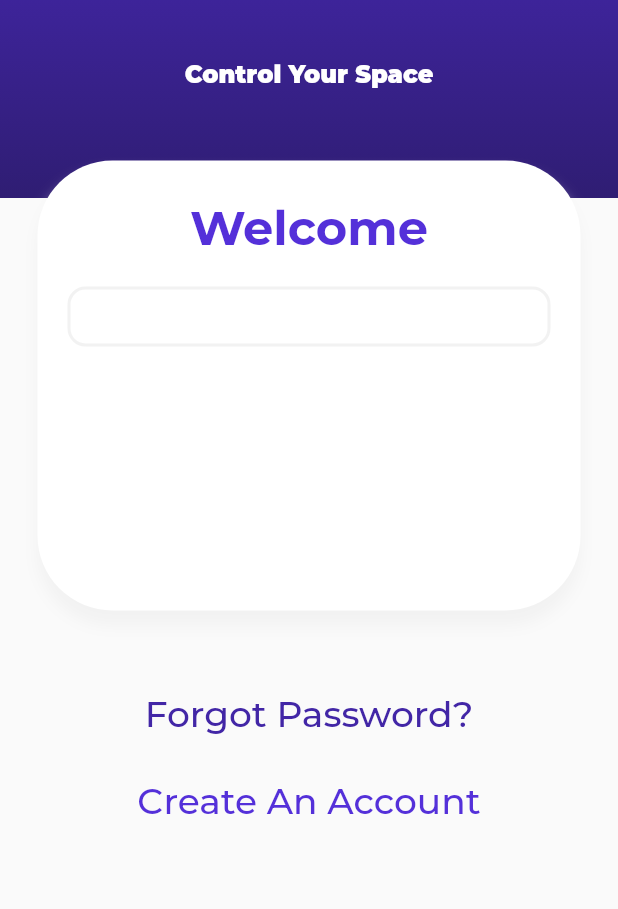
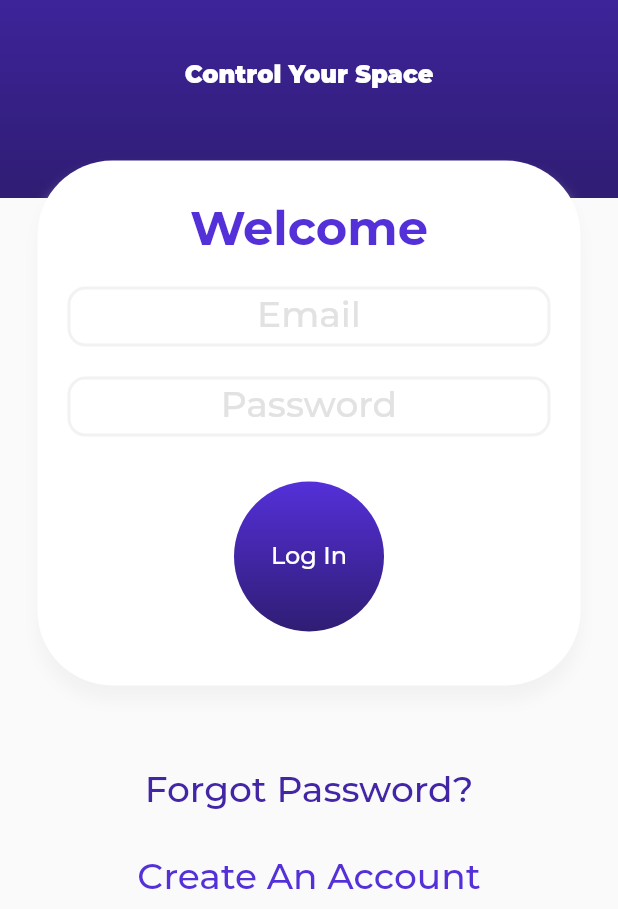
Before and after one commit to AntonioJrDeveloper/smart_home, a Flutter app: the screen it shows after launch, on a phone screen of 412 x 824 dp, the part 327-1236 px from its top. Run offline on Flutter 3.47's test engine with Material 2 defaults, Android fonts, the phone set to English and light mode, and no system bars; our stand-ins replace gap; project files that could hold a hidden picture were left out.

Commit message:
Se termino de añadir los input de email y psw, asi mismo se comenzo con el button de login

```diff
--- a/lib/design/colors.dart
+++ b/lib/design/colors.dart
@@ -11,6 +11,7 @@ class SmartHomeColors {
   static const Color brandTertiaryColor = Color.fromRGBO(47, 29, 115, 1);
   static const Color cardsColor = Color.fromRGBO(102, 109, 242, 1);
   static const Color brandLightDividerColor = Color.fromRGBO(242, 242, 242, 1);
+  static const Color brandLightInputColor = Color.fromRGBO(227, 226, 226, 1);
   static const Color brandLightColor = Colors.white;
   static const Color brandLightControlColor = Color.fromRGBO(125, 215, 255, 1);
 }
--- a/lib/design/copys.dart
+++ b/lib/design/copys.dart
@@ -10,4 +10,13 @@ class SmartHomeCopys {
   static const String youGoing = 'What are you going to do ?';
   static const String temperature = 'Temperature';
   static const String roomsHouse = 'Rooms of the house';
+  static const String userEmailInputLabel = 'Email';
+  static const String userPswInputLabel = 'Password';
 }
+
+class SmartHomeErrors {
+  SmartHomeErrors._();
+  static const String userEmailError = 'Ingrese un email';
+  static const String userEmailErrorLen = 'Ingrese un email valido';
+  static const String userPswError = 'Verifique su contraseña';
+}
--- /dev/null
+++ b/lib/pages/helpers/validate_email.dart
@@ -0,0 +1,6 @@
+bool validateEmail(String value) {
+  String pattern =
+      r'^(([^<>()[\]\\.,;:\s@\"]+(\.[^<>()[\]\\.,;:\s@\"]+)*)|(\".+\"))@((\[[0-9]{1,3}\.[0-9]{1,3}\.[0-9]{1,3}\.[0-9]{1,3}\])|(([a-zA-Z\-0-9]+\.)+[a-zA-Z]{2,}))$';
+  RegExp regex = RegExp(pattern);
+  return (!regex.hasMatch(value)) ? false : true;
+}
--- a/lib/pages/log_in_page.dart
+++ b/lib/pages/log_in_page.dart
@@ -3,6 +3,7 @@ import 'package:flutter/material.dart';
 import 'package:gap/gap.dart';
 
 import 'package:smart_home/design/designs.dart';
+import 'package:smart_home/pages/helpers/validate_email.dart';
 
 class LogInPage extends StatelessWidget {
   const LogInPage({Key? key}) : super(key: key);
@@ -64,7 +65,7 @@ class LogInGroup extends StatelessWidget {
       Container(
         transform: Matrix4.translationValues(0, -25, 0),
         margin: const EdgeInsets.only(left: 25, right: 25),
-        height: 300,
+        height: 350,
         decoration: const BoxDecoration(
             color: SmartHomeColors.brandLightColor,
             borderRadius: BorderRadius.all(SmartHomeRadius.small),
@@ -83,27 +84,156 @@ class LogInGroup extends StatelessWidget {
                 .copyWith(
                     color: SmartHomeColors.brandPrimaryColor, fontSize: 32),
           ),
-          Form(
+          const FromGroup(),
+        ]),
+      ),
+    ]);
+  }
+}
+
+class FromGroup extends StatefulWidget {
+  const FromGroup({
+    super.key,
+  });
+
+  @override
+  State<FromGroup> createState() => _FromGroupState();
+}
+
+class _FromGroupState extends State<FromGroup> {
+  final _formLoginKey = GlobalKey<FormState>();
+  TextEditingController userEmailInputController = TextEditingController();
+  late String userEmail;
+  late BoxDecoration userEmailContainerDecoration;
+  late BoxDecoration pswContainerDecoration;
+  final defaultInputBorder = InputBorder.none;
+  final defaultCotainerInputDecoration = BoxDecoration(
+    color: SmartHomeColors.brandLightColor,
+    border: Border.all(color: SmartHomeColors.brandLightDividerColor, width: 2),
+    borderRadius: const BorderRadius.all(SmartHomeRadius.xs),
+  );
+  final activeContainerInputDecoration = BoxDecoration(
+    color: SmartHomeColors.brandLightColor,
+    border: Border.all(color: SmartHomeColors.brandPrimaryColor, width: 2),
+    borderRadius: const BorderRadius.all(SmartHomeRadius.xs),
+  );
+  final defaultInputLabelTheme = SmartHomeThemes
+      .defaultTheme.textTheme.bodySmall!
+      .copyWith(color: SmartHomeColors.brandLightInputColor, fontSize: 24);
+
+  @override
+  void initState() {
+    // TODO: implement initState
+    super.initState();
+    userEmailContainerDecoration = defaultCotainerInputDecoration;
+    pswContainerDecoration = defaultCotainerInputDecoration;
+  }
+
+  @override
+  Widget build(BuildContext context) {
+    return Form(
+        key: _formLoginKey,
         child: Container(
           margin: const EdgeInsets.symmetric(vertical: 20, horizontal: 45),
           child: Column(
             children: <Widget>[
               Container(
+                key: const Key('container-email'),
                 height: 40,
+                decoration: userEmailContainerDecoration,
+                child: TextFormField(
+                  key: const Key('input-email'),
+                  style: SmartHomeThemes.defaultTheme.textTheme.bodySmall,
+                  validator: (value) => validateEmail(value!)
+                      ? value
+                      : SmartHomeErrors.userEmailError,
+                  onTap: () {
+                    setState(() {
+                      userEmailContainerDecoration =
+                          activeContainerInputDecoration;
+                      pswContainerDecoration = defaultCotainerInputDecoration;
+                    });
+                  },
+                  onTapOutside: (event) {
+                    setState(() {
+                      userEmailContainerDecoration =
+                          defaultCotainerInputDecoration;
+                    });
+                  },
+                  onSaved: (userEmailValue) {
+                    userEmail = userEmailValue!;
+                  },
+                  decoration: InputDecoration(
+                      border: defaultInputBorder,
+                      label: Center(
+                        child: Text(
+                          SmartHomeCopys.userEmailInputLabel,
+                          style: defaultInputLabelTheme,
+                        ),
+                      )),
+                ),
+              ),
+              const Gap(20),
+              Container(
+                key: const Key('container-psw'),
+                height: 40,
+                decoration: pswContainerDecoration,
+                child: TextFormField(
+                  key: const Key('input-psw'),
+                  style: SmartHomeThemes.defaultTheme.textTheme.bodySmall,
+                  validator: (value) {
+                    if (value == null || value.isEmpty) {
+                      return SmartHomeCopys.userPswInputLabel;
+                    }
+                    return null;
+                  },
+                  onTap: () {
+                    setState(() {
+                      pswContainerDecoration = activeContainerInputDecoration;
+                      userEmailContainerDecoration =
+                          defaultCotainerInputDecoration;
+                    });
+                  },
+                  onTapOutside: (event) {
+                    setState(() {
+                      pswContainerDecoration = defaultCotainerInputDecoration;
+                    });
+                  },
+                  obscureText: true,
+                  obscuringCharacter: '*',
+                  decoration: InputDecoration(
+                      border: defaultInputBorder,
+                      label: Center(
+                          child: Text(
+                        SmartHomeCopys.userPswInputLabel,
+                        style: defaultInputLabelTheme,
+                      ))),
+                ),
+              ),
+              const Gap(30),
+              MaterialButton(
+                onPressed: () => print('LogIn'),
+                child: Container(
+                  width: 100,
+                  height: 100,
                   decoration: BoxDecoration(
+                      borderRadius:
+                          const BorderRadius.all(SmartHomeRadius.small),
+                      gradient: SmartHomeColors.brandLinearGradient),
+                  child: Center(
+                    child: Text(
+                      SmartHomeCopys.logIn,
+                      style: SmartHomeThemes.defaultTheme.textTheme.bodySmall!
+                          .copyWith(
                               color: SmartHomeColors.brandLightColor,
-                    border: Border.all(
-                        color: SmartHomeColors.brandLightDividerColor,
-                        width: 2),
-                    borderRadius: const BorderRadius.all(SmartHomeRadius.xs),
+                              fontSize: 16),
+                    ),
+                  ),
                 ),
               )
             ],
           ),
-          ))
-        ]),
-      ),
-    ]);
+        ));
   }
 }
 
```
Lines whose indentation alone changed are shown as unchanged.
